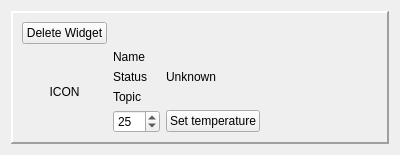
Qt form src/application/ui/thermostat_widget.ui (EduardFrlicka/ICP-Projekt) before a commit.
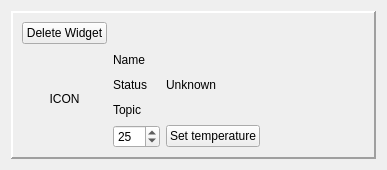
The same form after that commit.

Diff of the .ui file:
```diff
--- a/src/application/ui/thermostat_widget.ui
+++ b/src/application/ui/thermostat_widget.ui
@@ -6,8 +6,8 @@
    <rect>
     <x>0</x>
     <y>0</y>
-    <width>400</width>
-    <height>150</height>
+    <width>387</width>
+    <height>170</height>
    </rect>
   </property>
   <property name="windowTitle">
@@ -112,6 +112,12 @@
         </item>
         <item row="1" column="0">
          <widget class="QLabel" name="icon_label">
+          <property name="minimumSize">
+           <size>
+            <width>75</width>
+            <height>75</height>
+           </size>
+          </property>
           <property name="text">
            <string>ICON</string>
           </property>
```
